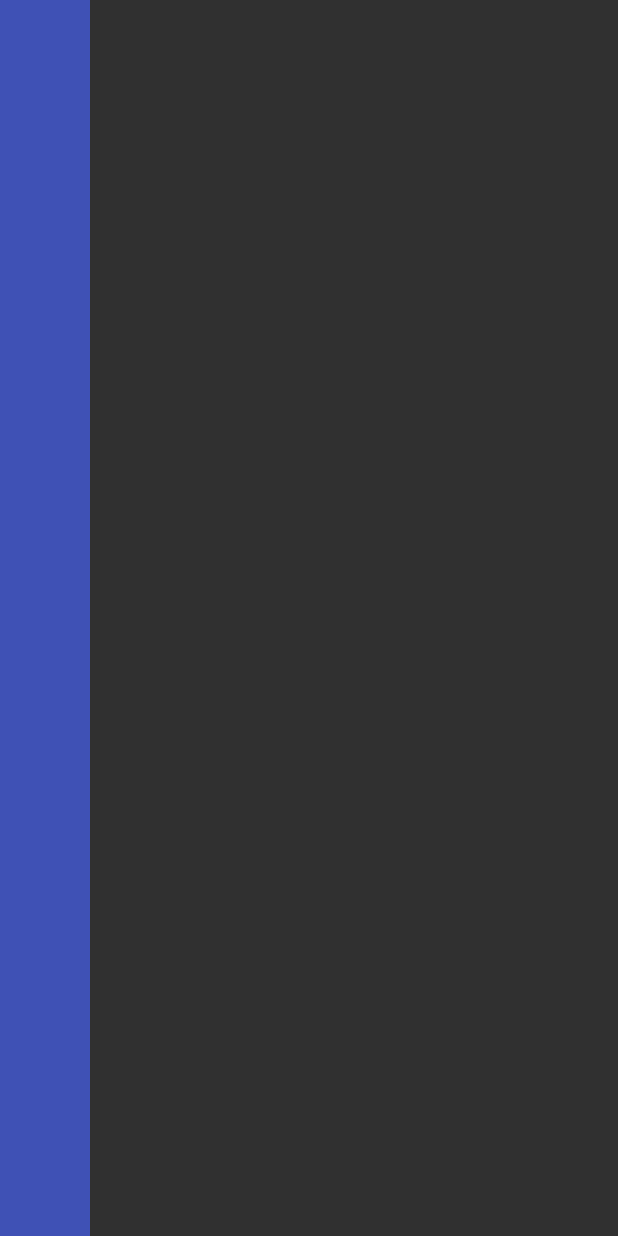
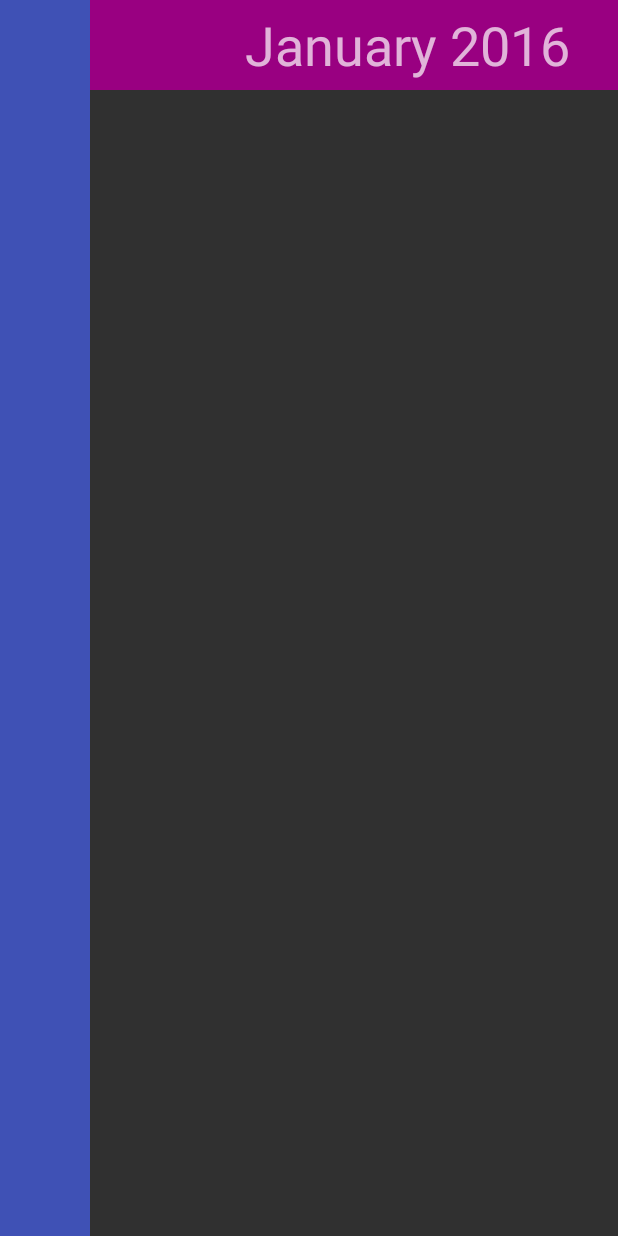
Before and after one commit to ITVlab/Family-Calendar, an Android app: the screen it shows after launch (MainLeanbackActivity), on a phone screen of 412 x 824 dp. Run offline under Robolectric (Android 15) with nearby library versions, the phone set to English and light mode, and no system bars; libraries missing offline, so code that uses them is left out: com.felkertech.settingsmanager, com.google.api.client, com.google.api.services, pub.devrel.easypermissions; 4 statements that could not run were skipped.

Commit message:
Displaying events in Agenda View

```diff
--- a/app/src/main/java/news/androidtv/familycalendar/activities/MainLeanbackActivity.java
+++ b/app/src/main/java/news/androidtv/familycalendar/activities/MainLeanbackActivity.java
@@ -6,19 +6,17 @@ import android.app.Activity;
 import android.app.Dialog;
 import android.content.Context;
 import android.content.Intent;
-import android.content.SharedPreferences;
 import android.net.ConnectivityManager;
 import android.net.NetworkInfo;
 import android.os.Bundle;
 import android.support.annotation.NonNull;
 import android.support.annotation.Nullable;
+import android.support.v7.widget.LinearLayoutManager;
 import android.support.v7.widget.RecyclerView;
 import android.util.Log;
-import android.widget.LinearLayout;
 import android.widget.Toast;
 
 import com.felkertech.settingsmanager.SettingsManager;
-import com.google.android.gms.auth.api.credentials.Credential;
 import com.google.android.gms.common.ConnectionResult;
 import com.google.android.gms.common.GoogleApiAvailability;
 import com.google.api.client.googleapis.extensions.android.gms.auth.GoogleAccountCredential;
@@ -26,9 +24,7 @@ import com.google.api.services.calendar.model.CalendarListEntry;
 import com.google.api.services.calendar.model.Event;
 
 import java.util.ArrayList;
-import java.util.Collection;
 import java.util.Collections;
-import java.util.Comparator;
 import java.util.List;
 
 import news.androidtv.familycalendar.R;
@@ -67,10 +63,7 @@ public class MainLeanbackActivity extends Activity {
         mEventsList = new ArrayList<>();
         mSettingsManager = new SettingsManager(this);
         mCredential = CalendarUtils.getCredential(this);
-/*        if (!mSettingsManager.getBoolean(SettingsConstants.CALENDAR_AUTH_ENABLED)) {
-            startActivity(new Intent(this, QuickStartActivity.class));
-        }*/
-        Log.d(TAG, prepare() + " < ");
+        prepare();
     }
 
     @Override
@@ -84,13 +77,13 @@ public class MainLeanbackActivity extends Activity {
             @Override
             public void consume(List<CalendarListEntry> item) {
                 // Get events from each and add
-                for (CalendarListEntry entry : item) {
+                for (final CalendarListEntry entry : item) {
                     Log.d(TAG, "Pull events for " + entry);
                     if (entry.isSelected()) {
                         new ListCalendarEventsRequestTask(mCredential, entry.getId()).setPostConsumer(new Consumer<List<Event>>() {
                             @Override
                             public void consume(List<Event> item) {
-                                Log.d(TAG, "Adding events");
+                                Log.d(TAG, "Adding events for " + entry.getSummary());
                                 mEventsList.addAll(item);
                                 redrawEvents();
                             }
@@ -108,10 +101,12 @@ public class MainLeanbackActivity extends Activity {
      */
     public void redrawEvents() {
         // Sort all chronologically
+        Log.d(TAG, "Draw " + mEventsList.size() + " items");
         Collections.sort(mEventsList, new EventComparator());
         // Now put into layout. This layout may depend on user settings.
         AgendaViewAdapter adapter = new AgendaViewAdapter(this, mEventsList);
         RecyclerView rv = (RecyclerView) findViewById(R.id.recycler);
+        rv.setLayoutManager(new LinearLayoutManager(this));
         rv.setAdapter(adapter);
     }
 
--- a/app/src/main/java/news/androidtv/familycalendar/tasks/CalendarRequestTask.java
+++ b/app/src/main/java/news/androidtv/familycalendar/tasks/CalendarRequestTask.java
@@ -77,7 +77,6 @@ public abstract class CalendarRequestTask<T> extends AsyncTask<Void, Void, T> {
 
     @Override
     protected void onPostExecute(T output) {
-        Log.d(TAG, "Task finished");
         if (mPostConsumer != null) {
             mPostConsumer.consume(output);
         }
--- a/app/src/main/java/news/androidtv/familycalendar/utils/CalendarUtils.java
+++ b/app/src/main/java/news/androidtv/familycalendar/utils/CalendarUtils.java
@@ -23,6 +23,6 @@ public class CalendarUtils {
     }
 
     public static String getEventStartEndAsString(Event event) {
-        return event.getStart().getDate().getValue() + " - " + event.getEnd().getDate().getValue();
+        return ""; // TODO Time start / end
     }
 }
--- a/app/src/main/res/layout/activity_main.xml
+++ b/app/src/main/res/layout/activity_main.xml
@@ -26,9 +26,11 @@
     <LinearLayout
         android:layout_width="match_parent"
         android:layout_marginStart="60dp"
+        android:orientation="vertical"
         android:id="@+id/calendar_view"
         android:layout_height="match_parent">
         <!-- Calendar View -->
+        <include layout="@layout/month_header" />
         <android.support.v7.widget.RecyclerView
             android:id="@+id/recycler"
             android:scrollbars="vertical"
--- a/app/src/main/res/layout/event_card_agenda.xml
+++ b/app/src/main/res/layout/event_card_agenda.xml
@@ -3,7 +3,7 @@
     android:orientation="vertical"
     android:background="@color/colorAccent"
     android:layout_width="match_parent"
-    android:layout_height="match_parent">
+    android:layout_height="wrap_content">
     <TextView
         android:text="Dentist Appointment"
         android:id="@+id/event_title"
--- /dev/null
+++ b/app/src/main/res/layout/month_header.xml
@@ -0,0 +1,9 @@
+<LinearLayout android:layout_width="match_parent"
+    android:background="@color/colorAccentDark"
+    android:layout_height="60dp"
+    xmlns:android="http://schemas.android.com/apk/res/android">
+    <!-- TODO Have some sort of cinemagraph in the BG per month -->
+    <TextView
+        style="@style/month_title"
+        android:text="January 2016" />
+</LinearLayout>
```
Also changed, not shown: app/src/main/res/layout/month_view.xml (+0 -9 lines).
